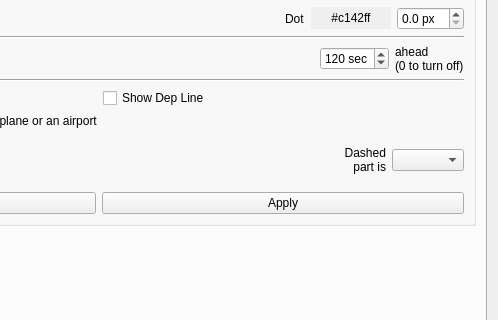
Above: trunk/QuteScoop/src/PreferencesDialog.ui from qutescoop/qutescoop before the change; both pictures show x 300 to 798 and y 220 to 540 of the 798 by 744 pixel window. Below: the same form after it.
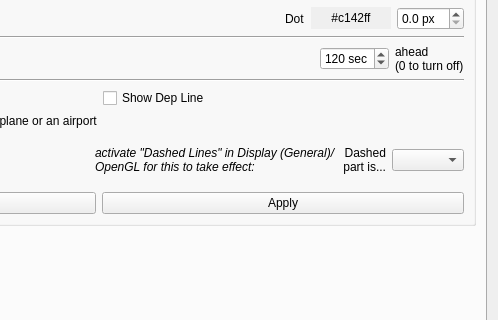
That is the form after the change. The open tabs and pages were chosen to show the change. Icons and pictures are not drawn.

Commit message: PreferencesDialog * added notice and automatic disabling for "Dashed Lines" in regard to the OpenGL setting

Patch:
```diff
--- a/trunk/QuteScoop/src/PreferencesDialog.ui
+++ b/trunk/QuteScoop/src/PreferencesDialog.ui
@@ -936,6 +936,9 @@
               <property name="text">
                <string>Dashed Lines</string>
               </property>
+              <property name="checked">
+               <bool>true</bool>
+              </property>
              </widget>
             </item>
            </layout>
@@ -2660,7 +2663,7 @@
               </property>
              </widget>
             </item>
-            <item row="1" column="5" rowspan="2">
+            <item row="1" column="6" rowspan="2">
              <widget class="QComboBox" name="cbDashedFrontAfter">
               <property name="currentIndex">
                <number>-1</number>
@@ -2670,11 +2673,11 @@
               </property>
              </widget>
             </item>
-            <item row="1" column="4" rowspan="2">
+            <item row="1" column="5" rowspan="2">
              <widget class="QLabel" name="lblDashed">
               <property name="text">
                <string>Dashed
-part is</string>
+part is...</string>
               </property>
               <property name="alignment">
                <set>Qt::AlignRight|Qt::AlignTrailing|Qt::AlignVCenter</set>
@@ -2697,6 +2700,21 @@
               </property>
              </spacer>
             </item>
+            <item row="1" column="4" rowspan="2">
+             <widget class="QLabel" name="label_28">
+              <property name="font">
+               <font>
+                <italic>true</italic>
+               </font>
+              </property>
+              <property name="text">
+               <string>activate &quot;Dashed Lines&quot; in Display (General)/OpenGL for this to take effect:</string>
+              </property>
+              <property name="wordWrap">
+               <bool>true</bool>
+              </property>
+             </widget>
+            </item>
            </layout>
           </item>
           <item>
```
The commit also changes 76 other files.
